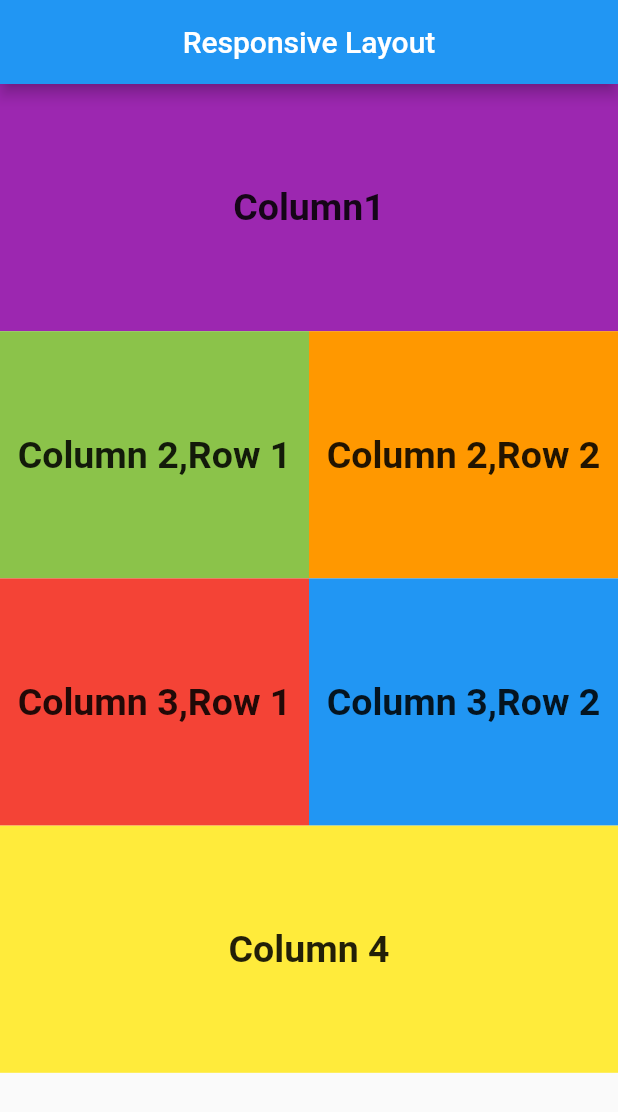
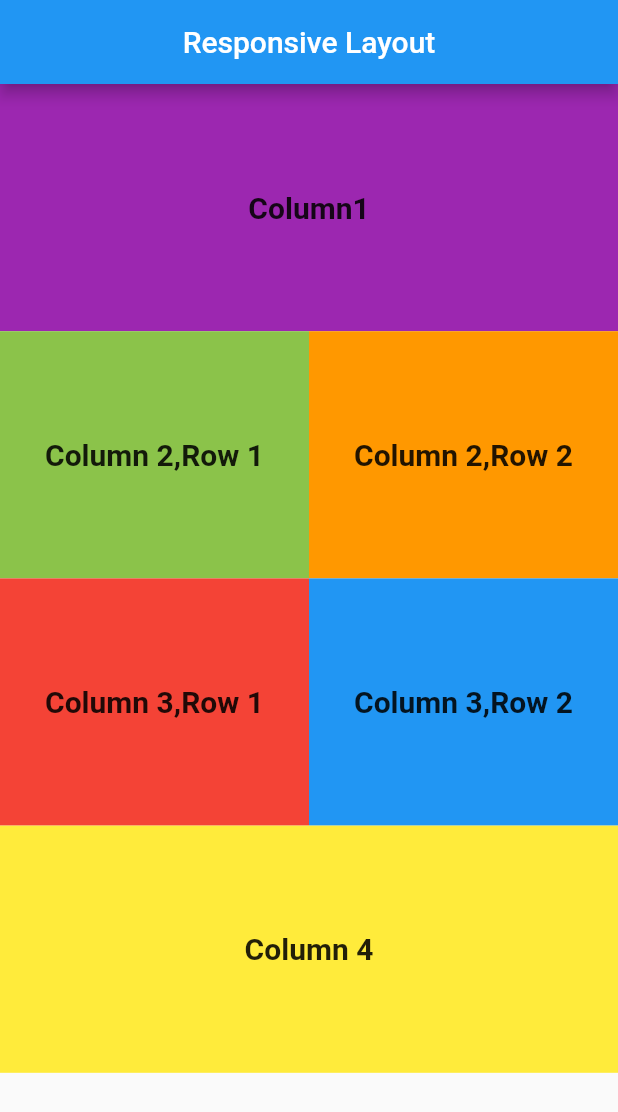
Before and after one commit to Kiran-Shakeel/as_task4, a Flutter app: the screen it shows after launch, on a phone screen of 412 x 824 dp. Shown: the top 1112 px of the screen. Run offline on Flutter 3.47's test engine with Material 2 defaults, Android fonts, the light colour scheme and no system bars.

Commit message:
add scroll view

```diff
--- a/lib/pages/responsivePage.dart
+++ b/lib/pages/responsivePage.dart
@@ -12,7 +12,8 @@ class ResponsivePage extends StatelessWidget {
         backgroundColor: Colors.blue,
         centerTitle: true,
       ),
-      body: Column(
+      body: SingleChildScrollView(
+        child: Column(
           children: [
             Row(
               children: [
@@ -72,6 +73,7 @@ class ResponsivePage extends StatelessWidget {
             ),
           ],
         ),
+      ),
     );
   }
 }
@@ -97,7 +99,7 @@ class Result extends StatelessWidget {
       child: Center(
           child: Text(
         content,
-        style: TextStyle(fontWeight: FontWeight.bold, fontSize: 25),
+        style: TextStyle(fontWeight: FontWeight.bold, fontSize: 20),
       )),
     );
   }
```
Lines whose indentation alone changed are shown as unchanged.
